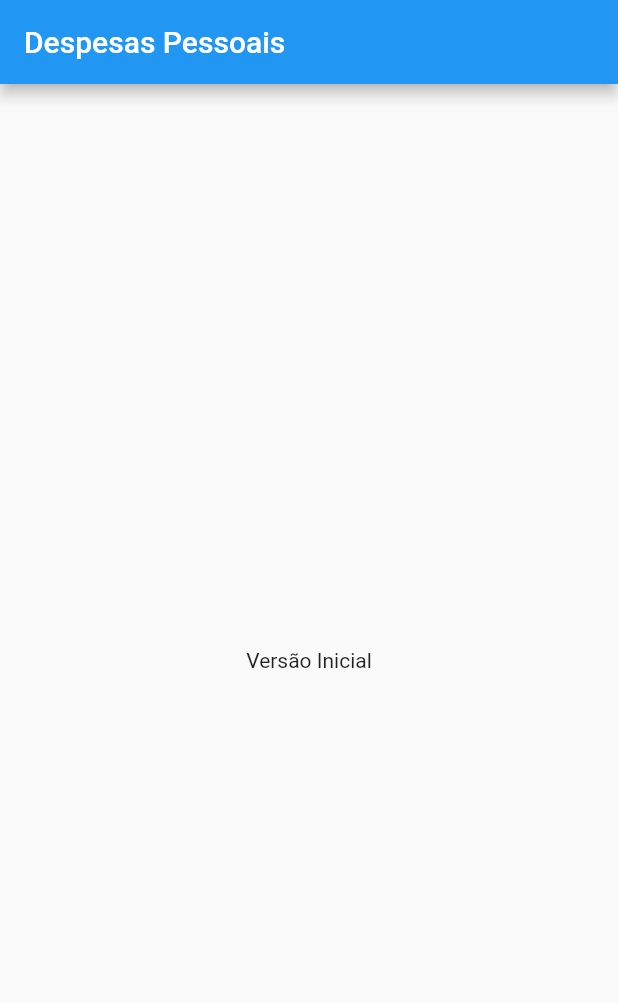
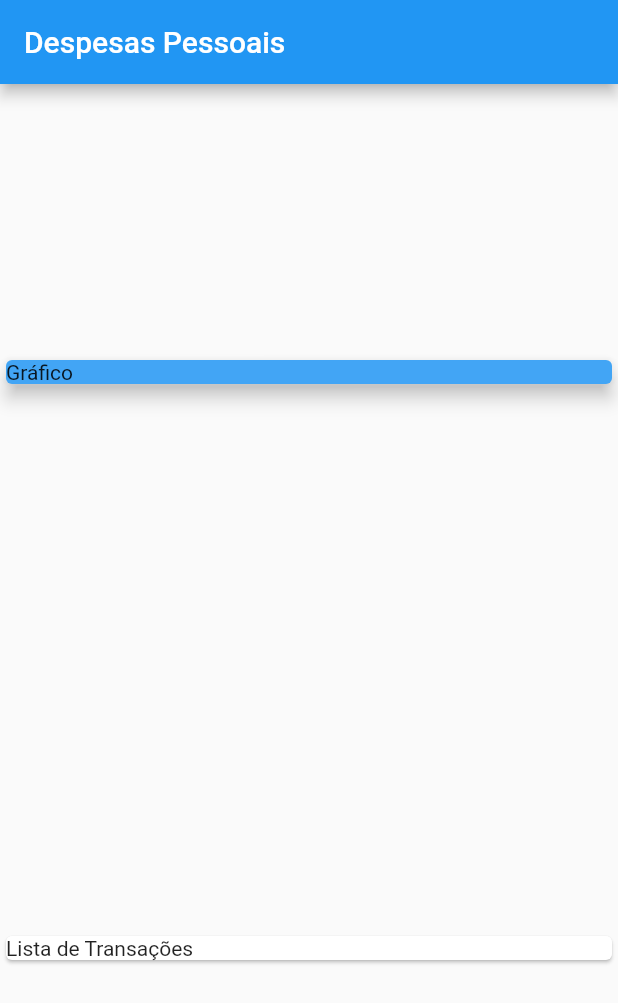
Before and after one commit to DreadsTheBoy/expenses, a Flutter app: the screen it shows after launch, on a phone screen of 412 x 824 dp. Shown: the top 1003 px of the screen. Run offline on Flutter 3.47's test engine with Material 2 defaults, Android fonts, the phone set to English and light mode, and no system bars.

Commit message:
Plan initial MyHomePage idea

```diff
--- a/lib/main.dart
+++ b/lib/main.dart
@@ -22,9 +22,22 @@ class MyHomePage extends StatelessWidget {
       appBar: AppBar(
         title: const Text('Despesas Pessoais'),
       ),
-      body: const Center(
-        child: Text('Versão Inicial'),
-      ),
+      body: Column(
+        mainAxisAlignment: MainAxisAlignment.spaceAround,
+        crossAxisAlignment: CrossAxisAlignment.stretch,
+        children: <Widget>[
+          SizedBox(
+            child: Card(
+              color: Colors.blue[400],
+              elevation: 5,
+              child: const Text('Gráfico'),
+            ),
+          ),
+          const Card(
+            child: Text('Lista de Transações'),
+          ),
+        ],
+      )
     );
   }
 }
```
